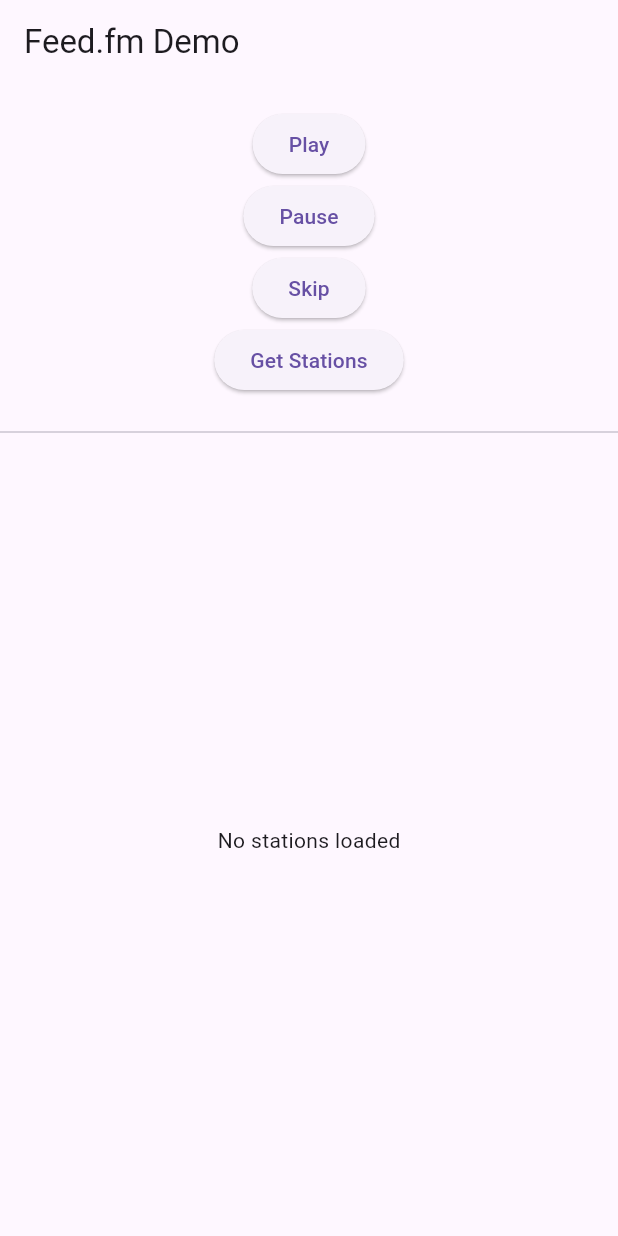
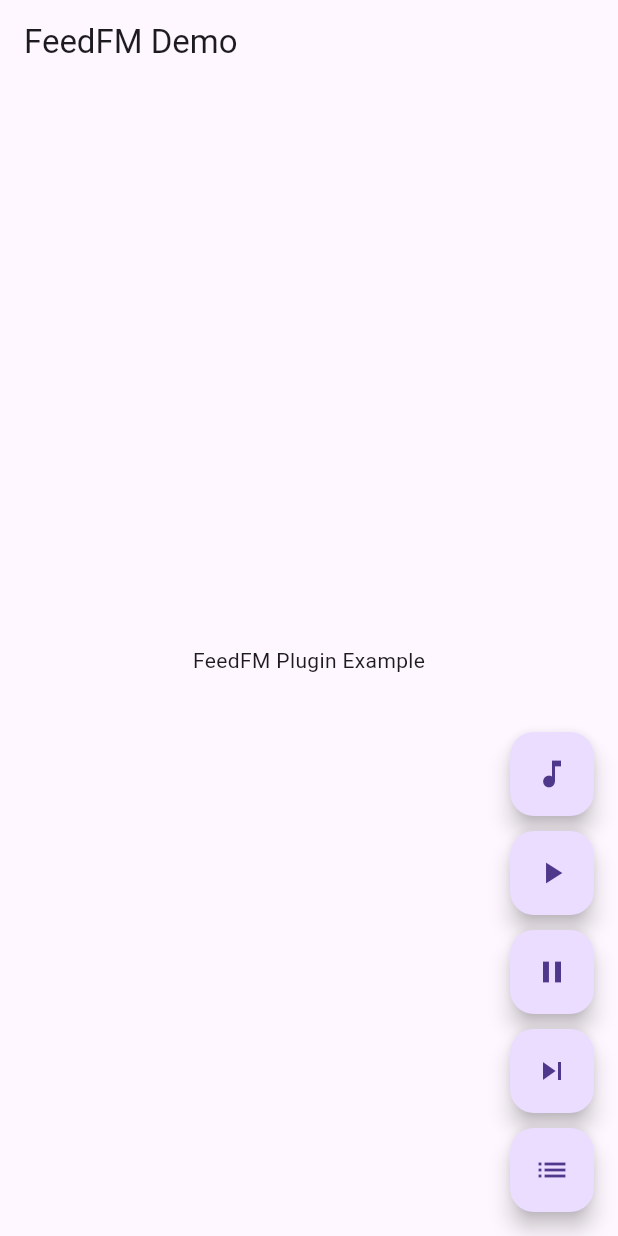
Before and after one commit to PoriyaBytez/feed_fm, a Flutter app: the screen it shows after launch, on a phone screen of 412 x 824 dp. Run offline on Flutter 3.47's test engine with Material 3 defaults, Android fonts, the phone set to English and light mode, and no system bars; our stand-ins replace plugin_platform_interface.

Commit message:
Refactor FeedFmPlugin and update example app
This commit refactors the `FeedFmPlugin` to conform to Flutter plugin standards and updates the example application.

Key changes:
- `FeedFmPlugin` now uses the standard plugin registration mechanism.
- The example app demonstrates basic Feed.fm functionality including play, pause, skip, and listing available stations.
- Added `Podfile.lock` and updated `project.pbxproj` for iOS example.
- Updated `feed_fm.podspec` to include FeedMedia dependency.

```diff
--- a/example/lib/main.dart
+++ b/example/lib/main.dart
@@ -1,9 +1,8 @@
-import 'package:feed_fm/feed_fm_initialize.dart';
+import 'package:feed_fm/feed_fm.dart';
 import 'package:flutter/material.dart';
 
-void main() async {
-  WidgetsFlutterBinding.ensureInitialized();
-  await FeedFm.initialize(token: "demo", secret: "demo");
+
+void main() {
   runApp(const MyApp());
 }
 
@@ -12,78 +11,146 @@ class MyApp extends StatelessWidget {
 
   @override
   Widget build(BuildContext context) {
-    return const MaterialApp(
-      home: FeedFmDemo(),
+    return MaterialApp(
+      title: 'FeedFM Demo',
+      home: MyHomePage(),
     );
   }
 }
 
-class FeedFmDemo extends StatefulWidget {
-  const FeedFmDemo({super.key});
+class MyHomePage extends StatelessWidget {
+  void _initFeedFm() async {
+    await FeedFm.initialize('demo', 'demo');
+  }
 
-  @override
-  State<FeedFmDemo> createState() => _FeedFmDemoState();
-}
+  void _play() async {
+    await FeedFm.play();
+  }
 
-class _FeedFmDemoState extends State<FeedFmDemo> {
-  List<String> stations = [];
+  void _pause() async {
+    await FeedFm.pause();
+  }
 
-  Future<void> _loadStations() async {
-    final list = await FeedFm.stations();
-    setState(() {
-      stations = list;
-    });
+  void _skip() async {
+    await FeedFm.skip();
+  }
+
+  void _showStations(BuildContext context) async {
+    final stations = await FeedFm.stations();
+    showDialog(
+      context: context,
+      builder: (_) => AlertDialog(
+        title: const Text('Stations'),
+        content: Text(stations.join('\n')),
+      ),
+    );
   }
 
   @override
   Widget build(BuildContext context) {
     return Scaffold(
-      appBar: AppBar(title: const Text("Feed.fm Demo")),
-      body: Column(
-        mainAxisAlignment: MainAxisAlignment.start,
+      appBar: AppBar(title: const Text('FeedFM Demo')),
+      body: const Center(child: Text('FeedFM Plugin Example')),
+      floatingActionButton: Column(
+        mainAxisAlignment: MainAxisAlignment.end,
         children: [
-          // Buttons
-          Padding(
-            padding: const EdgeInsets.all(16.0),
-            child: Column(
-              children: [
-                ElevatedButton(
-                    onPressed: () => FeedFm.play(), child: const Text("Play")),
-                ElevatedButton(
-                    onPressed: () => FeedFm.pause(), child: const Text("Pause")),
-                ElevatedButton(
-                    onPressed: () => FeedFm.skip(), child: const Text("Skip")),
-                ElevatedButton(
-                  onPressed: _loadStations,
-                  child: const Text("Get Stations"),
-                ),
-              ],
-            ),
+          FloatingActionButton(
+            onPressed: _initFeedFm,
+            child: const Icon(Icons.music_note),
+            heroTag: 'init',
           ),
-
-          const Divider(),
-
-          // Station List
-          Expanded(
-            child: stations.isEmpty
-                ? const Center(child: Text("No stations loaded"))
-                : ListView.builder(
-              itemCount: stations.length,
-              itemBuilder: (context, index) {
-                final station = stations[index];
-                return ListTile(
-                  leading: const Icon(Icons.radio),
-                  title: Text(station),
-                  onTap: () {
-                    debugPrint("Selected Station: $station");
-                    // Future: Play specific station if supported
-                  },
-                );
-              },
-            ),
+          const SizedBox(height: 10),
+          FloatingActionButton(
+            onPressed: _play,
+            child: const Icon(Icons.play_arrow),
+            heroTag: 'play',
+          ),
+          const SizedBox(height: 10),
+          FloatingActionButton(
+            onPressed: _pause,
+            child: const Icon(Icons.pause),
+            heroTag: 'pause',
+          ),
+          const SizedBox(height: 10),
+          FloatingActionButton(
+            onPressed: _skip,
+            child: const Icon(Icons.skip_next),
+            heroTag: 'skip',
+          ),
+          const SizedBox(height: 10),
+          FloatingActionButton(
+            onPressed: () => _showStations(context),
+            child: const Icon(Icons.list),
+            heroTag: 'stations',
           ),
         ],
       ),
     );
   }
 }
+
+
+
+// import 'package:flutter/material.dart';
+// import 'dart:async';
+//
+// import 'package:flutter/services.dart';
+// import 'package:feed_fm/feed_fm.dart';
+//
+// void main() {
+//   runApp(const MyApp());
+// }
+//
+// class MyApp extends StatefulWidget {
+//   const MyApp({super.key});
+//
+//   @override
+//   State<MyApp> createState() => _MyAppState();
+// }
+//
+// class _MyAppState extends State<MyApp> {
+//   String _platformVersion = 'Unknown';
+//   final _feedFmPlugin = FeedFm();
+//
+//   @override
+//   void initState() {
+//     super.initState();
+//     initPlatformState();
+//   }
+//
+//   // Platform messages are asynchronous, so we initialize in an async method.
+//   Future<void> initPlatformState() async {
+//     String platformVersion;
+//     // Platform messages may fail, so we use a try/catch PlatformException.
+//     // We also handle the message potentially returning null.
+//     try {
+//       platformVersion =
+//           await FeedFm.getPlatformVersion() ?? 'Unknown platform version';
+//     } on PlatformException {
+//       platformVersion = 'Failed to get platform version.';
+//     }
+//
+//     // If the widget was removed from the tree while the asynchronous platform
+//     // message was in flight, we want to discard the reply rather than calling
+//     // setState to update our non-existent appearance.
+//     if (!mounted) return;
+//
+//     setState(() {
+//       _platformVersion = platformVersion;
+//     });
+//   }
+//
+//   @override
+//   Widget build(BuildContext context) {
+//     return MaterialApp(
+//       home: Scaffold(
+//         appBar: AppBar(
+//           title: const Text('Plugin example app'),
+//         ),
+//         body: Center(
+//           child: Text('Running on: $_platformVersion\n'),
+//         ),
+//       ),
+//     );
+//   }
+// }
--- a/lib/feed_fm_initialize.dart
+++ /dev/null
@@ -1,26 +0,0 @@
-import 'package:flutter/services.dart';
-
-class FeedFm {
-  static const _channel = MethodChannel('feedfm');
-
-  static Future<bool> initialize({
-    required String token,
-    required String secret,
-  }) async {
-    final success = await _channel.invokeMethod('initialize', {
-      'token': token,
-      'secret': secret,
-    });
-    return success;
-  }
-
-  static Future<void> play() => _channel.invokeMethod('play');
-  static Future<void> pause() => _channel.invokeMethod('pause');
-  static Future<void> skip() => _channel.invokeMethod('skip');
-
-
-  static Future<List<String>> stations() async {
-    final result = await _channel.invokeMethod('stations');
-    return List<String>.from(result ?? []);
-  }
-}
```
Also changed, not shown: lib/feed_fm.dart (added, +31 -0 lines), lib/feed_fm_method_channel.dart (added, +17 -0 lines), lib/feed_fm_platform_interface.dart (added, +29 -0 lines), pubspec.yaml (+13 -65 lines), example/pubspec.lock, 13 other files.
